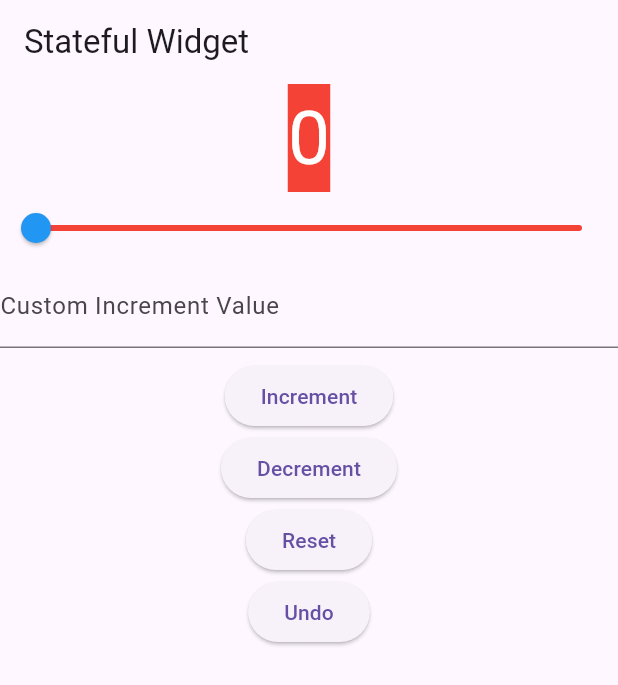
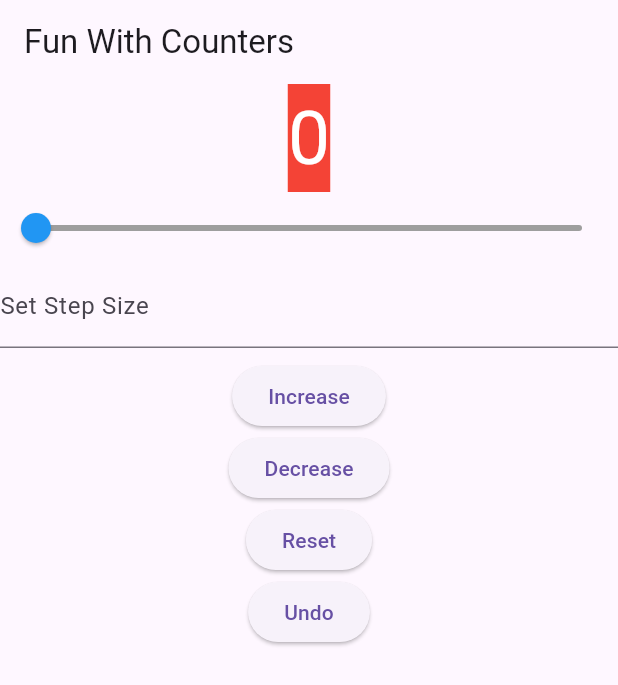
Before and after one commit to hstadler2/classact05, a Flutter app: the screen it shows after launch, on a phone screen of 412 x 824 dp. Shown: the top 685 px of the screen. Run offline on Flutter 3.47's test engine with Material 3 defaults, Android fonts, the light colour scheme and no system bars.

Commit message:
Added comments for better understanding

```diff
--- a/lib/main.dart
+++ b/lib/main.dart
@@ -8,7 +8,7 @@ class MyApp extends StatelessWidget {
   @override
   Widget build(BuildContext context) {
     return MaterialApp(
-      title: 'Stateful Widget',
+      title: 'Stateful Widget App',
       theme: ThemeData(
         primarySwatch: Colors.blue,
       ),
@@ -23,46 +23,51 @@ class CounterWidget extends StatefulWidget {
 }
 
 class _CounterWidgetState extends State<CounterWidget> {
-  int _counter = 0;
-  int _incrementValue = 1;
-  List<int> _history = [];
+  int counter = 0; // Track the current counter
+  int incrementStep = 1; // How much we increase or decrease
+  List<int> history = []; // Keep track of all changes
 
-  void _incrementCounter() {
+  // Increase the counter based on the incrementStep
+  void increaseCounter() {
     setState(() {
-      if (_counter + _incrementValue <= 100) {
-        _history.add(_counter);
-        _counter += _incrementValue;
+      if (counter + incrementStep <= 100) { // Don't go over 100
+        history.add(counter); // Save current value
+        counter += incrementStep;
       } else {
+        // Pop up if max is reached
         showDialog(
           context: context,
-          builder: (context) => AlertDialog(
-            content: Text("Maximum limit reached!"),
+          builder: (ctx) => AlertDialog(
+            content: Text("You've hit the limit!"),
           ),
         );
       }
     });
   }
 
-  void _decrementCounter() {
+  // Decrease the counter but no less than 0
+  void decreaseCounter() {
     setState(() {
-      if (_counter > 0) {
-        _history.add(_counter);
-        _counter = _counter > 0 ? _counter - _incrementValue : 0;
+      if (counter > 0) {
+        history.add(counter);
+        counter = counter - incrementStep > 0 ? counter - incrementStep : 0;
       }
     });
   }
 
-  void _resetCounter() {
+  // Reset everything back to zero
+  void resetCounter() {
     setState(() {
-      _history.add(_counter);
-      _counter = 0;
+      history.add(counter); // save before resetting
+      counter = 0;
     });
   }
 
-  void _undoCounter() {
-    if (_history.isNotEmpty) {
+  // Go back to the last number if possible
+  void undoAction() {
+    if (history.isNotEmpty) {
       setState(() {
-        _counter = _history.removeLast();
+        counter = history.removeLast(); // go back to the last one
       });
     }
   }
@@ -71,16 +76,17 @@ class _CounterWidgetState extends State<CounterWidget> {
   Widget build(BuildContext context) {
     return Scaffold(
       appBar: AppBar(
-        title: const Text('Stateful Widget'),
+        title: const Text('Fun With Counters'),
       ),
       body: Column(
         mainAxisAlignment: MainAxisAlignment.center,
         children: [
           Center(
             child: Container(
-              color: _counter == 0 ? Colors.red : (_counter > 50 ? Colors.green : Colors.blue),
+              // Change color based on the counter value
+              color: counter == 0 ? Colors.red : (counter > 50 ? Colors.green : Colors.blue),
               child: Text(
-                '$_counter',
+                '$counter',
                 style: TextStyle(fontSize: 50, color: Colors.white),
               ),
             ),
@@ -88,41 +94,43 @@ class _CounterWidgetState extends State<CounterWidget> {
           Slider(
             min: 0,
             max: 100,
-            value: _counter.toDouble(),
+            value: counter.toDouble(),
             onChanged: (double value) {
               setState(() {
-                _counter = value.toInt();
+                counter = value.toInt(); // Set counter to slider value
               });
             },
             activeColor: Colors.blue,
-            inactiveColor: Colors.red,
+            inactiveColor: Colors.grey,
           ),
+          // Custom increment input
           TextField(
             decoration: InputDecoration(
-              labelText: 'Custom Increment Value',
+              labelText: 'Set Step Size',
             ),
             keyboardType: TextInputType.number,
             onChanged: (value) {
-              int? intValue = int.tryParse(value);
-              if (intValue != null) {
-                _incrementValue = intValue;
+              int? newStep = int.tryParse(value); // Make sure it's a number
+              if (newStep != null) {
+                incrementStep = newStep; // Set new step size
               }
             },
           ),
           ButtonBar(
             alignment: MainAxisAlignment.center,
             children: <Widget>[
-              ElevatedButton(onPressed: _incrementCounter, child: Text('Increment')),
-              ElevatedButton(onPressed: _decrementCounter, child: Text('Decrement')),
-              ElevatedButton(onPressed: _resetCounter, child: Text('Reset')),
-              ElevatedButton(onPressed: _undoCounter, child: Text('Undo')),
+              ElevatedButton(onPressed: increaseCounter, child: Text('Increase')),
+              ElevatedButton(onPressed: decreaseCounter, child: Text('Decrease')),
+              ElevatedButton(onPressed: resetCounter, child: Text('Reset')),
+              ElevatedButton(onPressed: undoAction, child: Text('Undo')),
             ],
           ),
           Expanded(
+            // Display history of values
             child: ListView.builder(
-              itemCount: _history.length,
+              itemCount: history.length,
               itemBuilder: (context, index) => ListTile(
-                title: Text('Previous value: ${_history[index]}'),
+                title: Text('Was: ${history[index]}'),
               ),
             ),
           ),
```
